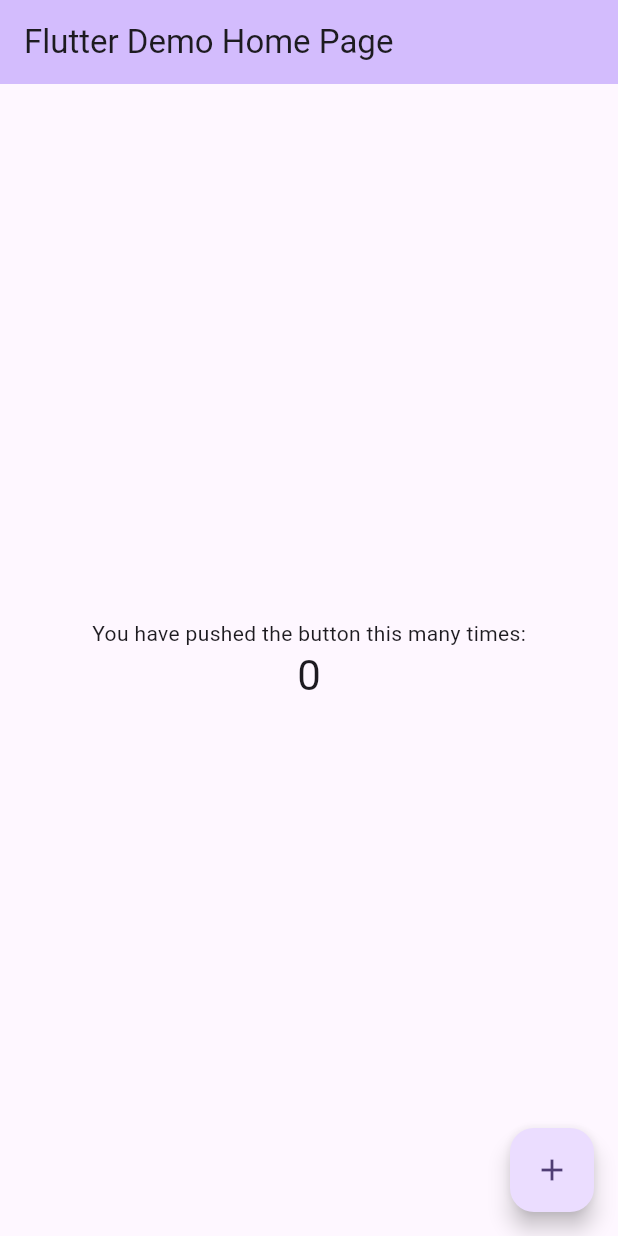
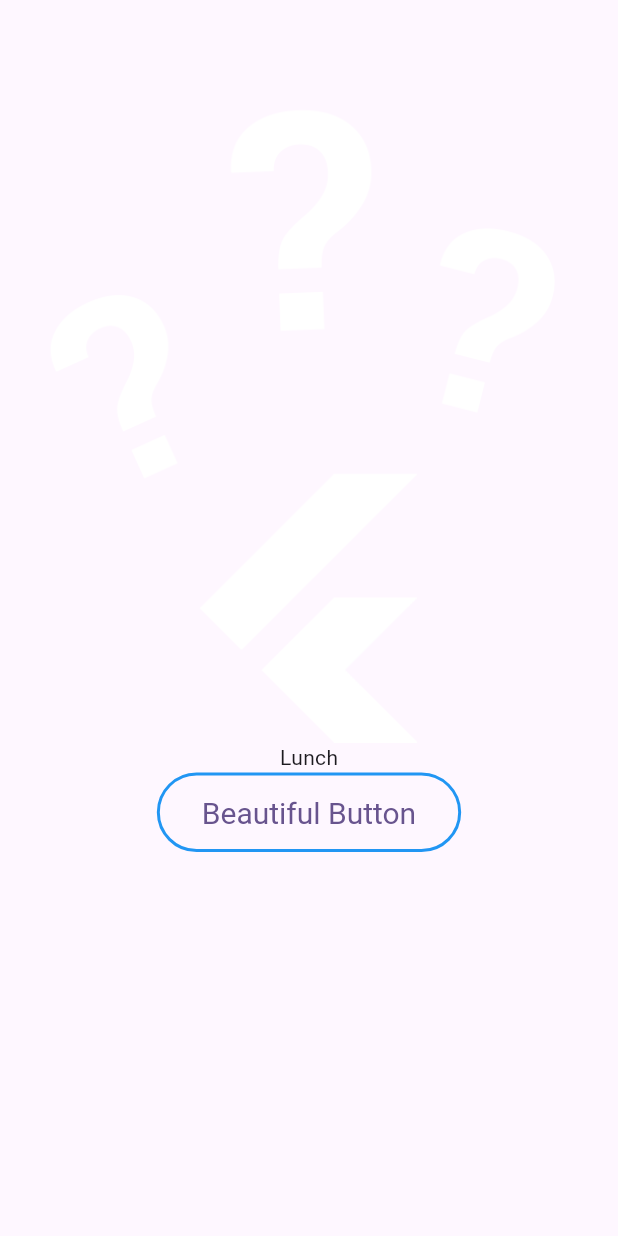
Before and after one commit to mzain7/Flutter, a Flutter app: the screen it shows after launch, on a phone screen of 412 x 824 dp. Run offline on Flutter 3.47's test engine with Material 2 defaults, Android fonts, the phone set to English and light mode, and no system bars.

Commit message:
homepage created

```diff
--- a/quiz_app/lib/main.dart
+++ b/quiz_app/lib/main.dart
@@ -7,119 +7,51 @@ void main() {
 class MyApp extends StatelessWidget {
   const MyApp({super.key});
 
-  // This widget is the root of your application.
   @override
   Widget build(BuildContext context) {
     return MaterialApp(
-      title: 'Flutter Demo',
+      title: 'Quiz Time',
       theme: ThemeData(
-        // This is the theme of your application.
-        //
-        // TRY THIS: Try running your application with "flutter run". You'll see
-        // the application has a blue toolbar. Then, without quitting the app,
-        // try changing the seedColor in the colorScheme below to Colors.green
-        // and then invoke "hot reload" (save your changes or press the "hot
-        // reload" button in a Flutter-supported IDE, or press "r" if you used
-        // the command line to start the app).
-        //
-        // Notice that the counter didn't reset back to zero; the application
-        // state is not lost during the reload. To reset the state, use hot
-        // restart instead.
-        //
-        // This works for code too, not just values: Most code changes can be
-        // tested with just a hot reload.
         colorScheme: ColorScheme.fromSeed(seedColor: Colors.deepPurple),
         useMaterial3: true,
       ),
-      home: const MyHomePage(title: 'Flutter Demo Home Page'),
+      home: const MyHomePage(),
     );
   }
 }
 
-class MyHomePage extends StatefulWidget {
-  const MyHomePage({super.key, required this.title});
-
-  // This widget is the home page of your application. It is stateful, meaning
-  // that it has a State object (defined below) that contains fields that affect
-  // how it looks.
-
-  // This class is the configuration for the state. It holds the values (in this
-  // case the title) provided by the parent (in this case the App widget) and
-  // used by the build method of the State. Fields in a Widget subclass are
-  // always marked "final".
-
-  final String title;
-
-  @override
-  State<MyHomePage> createState() => _MyHomePageState();
-}
-
-class _MyHomePageState extends State<MyHomePage> {
-  int _counter = 0;
-
-  void _incrementCounter() {
-    setState(() {
-      // This call to setState tells the Flutter framework that something has
-      // changed in this State, which causes it to rerun the build method below
-      // so that the display can reflect the updated values. If we changed
-      // _counter without calling setState(), then the build method would not be
-      // called again, and so nothing would appear to happen.
-      _counter++;
-    });
-  }
+class MyHomePage extends StatelessWidget {
+  const MyHomePage({super.key});
 
   @override
   Widget build(BuildContext context) {
-    // This method is rerun every time setState is called, for instance as done
-    // by the _incrementCounter method above.
-    //
-    // The Flutter framework has been optimized to make rerunning build methods
-    // fast, so that you can just rebuild anything that needs updating rather
-    // than having to individually change instances of widgets.
     return Scaffold(
-      appBar: AppBar(
-        // TRY THIS: Try changing the color here to a specific color (to
-        // Colors.amber, perhaps?) and trigger a hot reload to see the AppBar
-        // change color while the other colors stay the same.
-        backgroundColor: Theme.of(context).colorScheme.inversePrimary,
-        // Here we take the value from the MyHomePage object that was created by
-        // the App.build method, and use it to set our appbar title.
-        title: Text(widget.title),
-      ),
+      appBar: AppBar(),
       body: Center(
-        // Center is a layout widget. It takes a single child and positions it
-        // in the middle of the parent.
         child: Column(
-          // Column is also a layout widget. It takes a list of children and
-          // arranges them vertically. By default, it sizes itself to fit its
-          // children horizontally, and tries to be as tall as its parent.
-          //
-          // Column has various properties to control how it sizes itself and
-          // how it positions its children. Here we use mainAxisAlignment to
-          // center the children vertically; the main axis here is the vertical
-          // axis because Columns are vertical (the cross axis would be
-          // horizontal).
-          //
-          // TRY THIS: Invoke "debug painting" (choose the "Toggle Debug Paint"
-          // action in the IDE, or press "p" in the console), to see the
-          // wireframe for each widget.
-          mainAxisAlignment: MainAxisAlignment.center,
-          children: <Widget>[
-            const Text(
-              'You have pushed the button this many times:',
-            ),
-            Text(
-              '$_counter',
-              style: Theme.of(context).textTheme.headlineMedium,
+          children: [
+            Image.asset('assets/images/quiz-logo.png'),
+            const Text('Lunch'),
+            OutlinedButton(
+              onPressed: () {
+                // Add your button click logic here
+              },
+              style: OutlinedButton.styleFrom(
+                padding: const EdgeInsets.symmetric(vertical: 15, horizontal: 30),
+                shape: RoundedRectangleBorder(
+                  borderRadius: BorderRadius.circular(30.0),
+                ),
+                side: const BorderSide(color: Colors.blue, width: 2),
+                textStyle: const TextStyle(
+                  color: Colors.blue,
+                  fontSize: 20,
+                ),
+              ),
+              child: const Text('Beautiful Button'),
             ),
           ],
         ),
       ),
-      floatingActionButton: FloatingActionButton(
-        onPressed: _incrementCounter,
-        tooltip: 'Increment',
-        child: const Icon(Icons.add),
-      ), // This trailing comma makes auto-formatting nicer for build methods.
     );
   }
 }
--- a/quiz_app/pubspec.yaml
+++ b/quiz_app/pubspec.yaml
@@ -59,9 +59,8 @@ flutter:
   uses-material-design: true
 
   # To add assets to your application, add an assets section, like this:
-  # assets:
-  #   - images/a_dot_burr.jpeg
-  #   - images/a_dot_ham.jpeg
+  assets:
+    - assets/images/
 
   # An image asset can refer to one or more resolution-specific "variants", see
   # https://flutter.dev/assets-and-images/#resolution-aware
```
Also changed, not shown: quiz_app/assets/images/quiz-logo.png (added).
